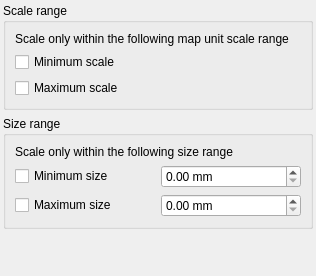
This is src/ui/qgsmapunitscalewidgetbase.ui in qgis/QGIS as Qt 5 draws it before an edit. The edited form follows.
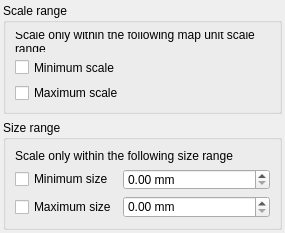
This is the edited form. Icons and pictures are not drawn. Custom widgets are drawn as their Qt base class.

Commit message: Add missing caption and some tweaks to map units dialog

What changed in the file:
```diff
--- a/src/ui/qgsmapunitscalewidgetbase.ui
+++ b/src/ui/qgsmapunitscalewidgetbase.ui
@@ -6,8 +6,8 @@
    <rect>
     <x>0</x>
     <y>0</y>
-    <width>316</width>
-    <height>276</height>
+    <width>285</width>
+    <height>233</height>
    </rect>
   </property>
   <property name="windowTitle">
@@ -55,6 +55,12 @@
       </item>
       <item row="1" column="0">
        <widget class="QCheckBox" name="mCheckBoxMinScale">
+        <property name="sizePolicy">
+         <sizepolicy hsizetype="Fixed" vsizetype="Fixed">
+          <horstretch>0</horstretch>
+          <verstretch>0</verstretch>
+         </sizepolicy>
+        </property>
         <property name="text">
          <string>Minimum scale</string>
         </property>
@@ -69,6 +75,12 @@
       </item>
       <item row="3" column="0">
        <widget class="QCheckBox" name="mCheckBoxMaxScale">
+        <property name="sizePolicy">
+         <sizepolicy hsizetype="Fixed" vsizetype="Fixed">
+          <horstretch>0</horstretch>
+          <verstretch>0</verstretch>
+         </sizepolicy>
+        </property>
         <property name="text">
          <string>Maximum scale</string>
         </property>
@@ -85,7 +97,7 @@
      <property name="sizeHint" stdset="0">
       <size>
        <width>20</width>
-       <height>40</height>
+       <height>0</height>
       </size>
      </property>
     </spacer>
@@ -98,6 +110,12 @@
      <layout class="QGridLayout" name="gridLayout_3">
       <item row="1" column="0">
        <widget class="QCheckBox" name="mCheckBoxMinSize">
+        <property name="sizePolicy">
+         <sizepolicy hsizetype="Fixed" vsizetype="Fixed">
+          <horstretch>0</horstretch>
+          <verstretch>0</verstretch>
+         </sizepolicy>
+        </property>
         <property name="text">
          <string>Minimum size</string>
         </property>
@@ -105,6 +123,12 @@
       </item>
       <item row="2" column="0">
        <widget class="QCheckBox" name="mCheckBoxMaxSize">
+        <property name="sizePolicy">
+         <sizepolicy hsizetype="Fixed" vsizetype="Fixed">
+          <horstretch>0</horstretch>
+          <verstretch>0</verstretch>
+         </sizepolicy>
+        </property>
         <property name="text">
          <string>Maximum size</string>
         </property>
```
Left out of the diff: 12 changed lines with no effect on the pictures. The commit also changes 1 other file.
